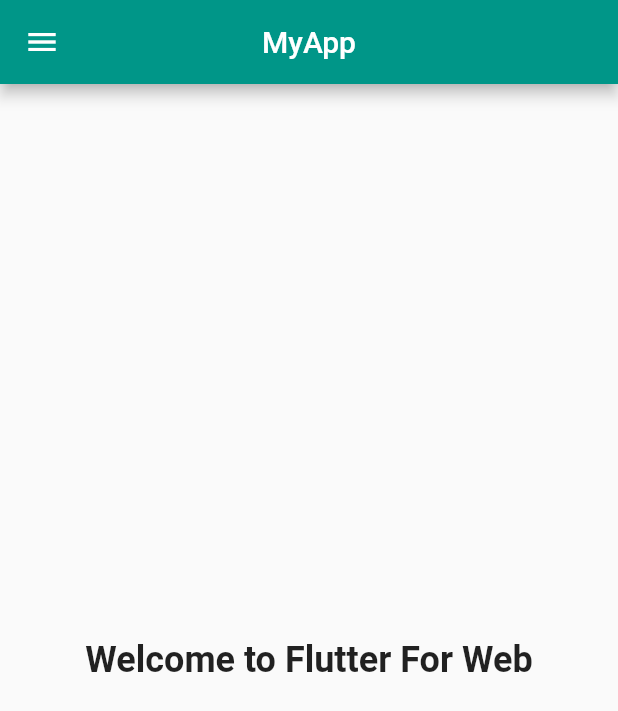
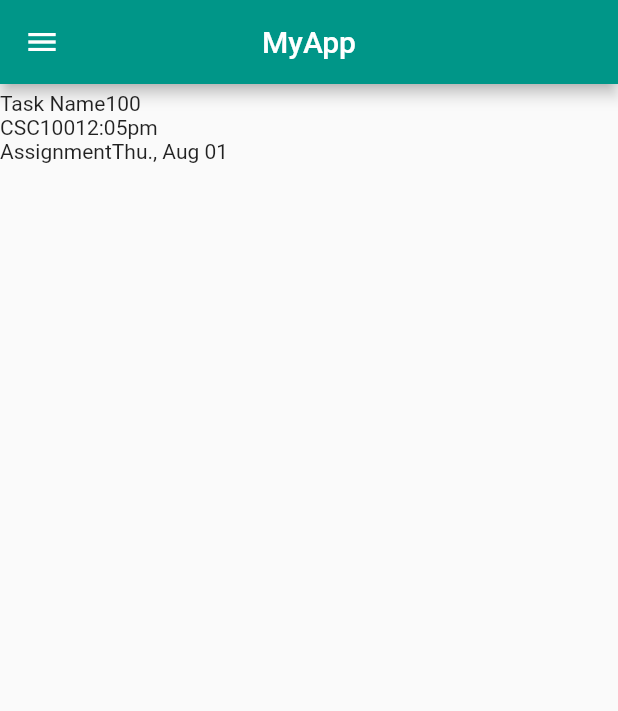
Before and after one commit to owais635/Planner_Flutter_Web, a Flutter app: the screen it shows after launch, on a phone screen of 412 x 824 dp. Shown: the top 711 px of the screen. Run offline on Flutter 3.47's test engine with Material 2 defaults, Android fonts, the phone set to English and light mode, and no system bars; missing offline and left inert: flutter_web.

Commit message:
got started on task

```diff
--- a/lib/main.dart
+++ b/lib/main.dart
@@ -1,4 +1,6 @@
 import 'package:flutter_web/material.dart';
+
+import './widgets/task.dart';
 
 void main() => runApp(MyApp());
 
@@ -38,20 +40,21 @@
           ],
         ),
       ),
-      body: Center(
-        child: Column(
-          mainAxisAlignment: MainAxisAlignment.center,
-          children: <Widget>[
-            Padding(
-              padding: const EdgeInsets.all(20.0),
-              child: Text(
-                'Welcome to Flutter For Web',
-                style: TextStyle(fontSize: 24.0, fontWeight: FontWeight.bold),
-              ),
-            ),
-          ],
-        ),
-      ),
+      body: Center(child: Task()
+
+          // Column(
+          //   mainAxisAlignment: MainAxisAlignment.center,
+          //   children: <Widget>[
+          //     // Padding(
+          //     //   padding: const EdgeInsets.all(20.0),
+          //     //   child: Text(
+          //     //     'Welcome to Flutter For Web',
+          //     //     style: TextStyle(fontSize: 24.0, fontWeight: FontWeight.bold),
+          //     //   ),
+          //     // ),
+          //   ],
+          // ),
+          ),
     );
   }
 }
--- /dev/null
+++ b/lib/widgets/task.dart
@@ -0,0 +1,40 @@
+import 'package:flutter_web/material.dart';
+
+class Task extends StatelessWidget {
+  final String name = 'Task Name';
+  final String course = "CSC100";
+  final int progress = 100;
+  final String type = "Assignment";
+  final String time = "12:05pm";
+  final String date = "Thu., Aug 01";
+
+  Widget build(BuildContext context) {
+    return Padding(
+      padding: const EdgeInsets.symmetric(vertical: 5.0),
+      child: Column(
+        children: <Widget>[
+          Row(
+                        // mainAxisAlignment: MainAxisAlignment.center,
+
+            children: <Widget>[
+              Text(name),
+              Text(progress.toString()),
+            ],
+          ),
+          Row(
+            children: <Widget>[
+              Text(course),
+              Text(time),
+            ],
+          ),
+          Row(
+            children: <Widget>[
+              Text(type),
+              Text(date),
+            ],
+          ),
+        ],
+      ),
+    );
+  }
+}
```
